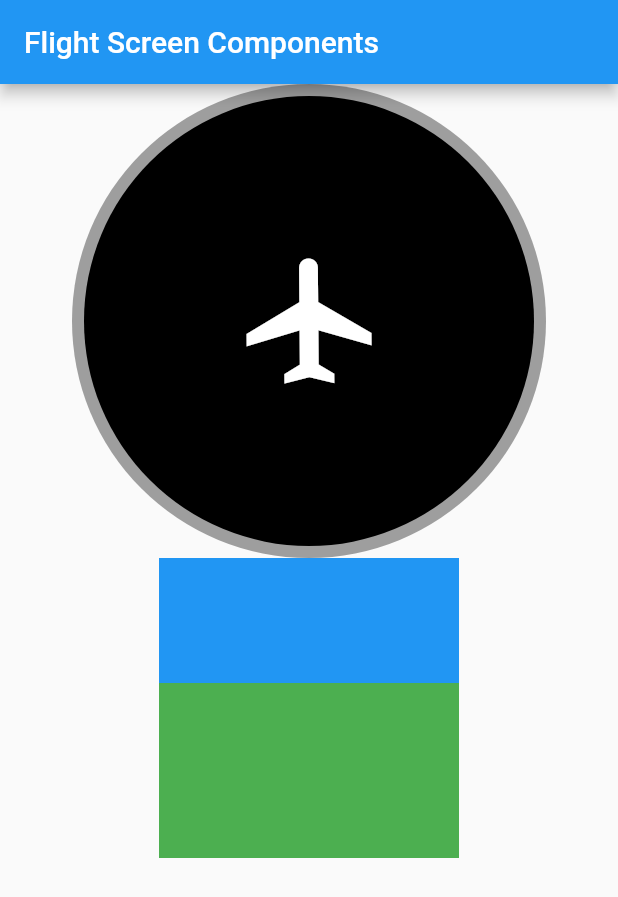
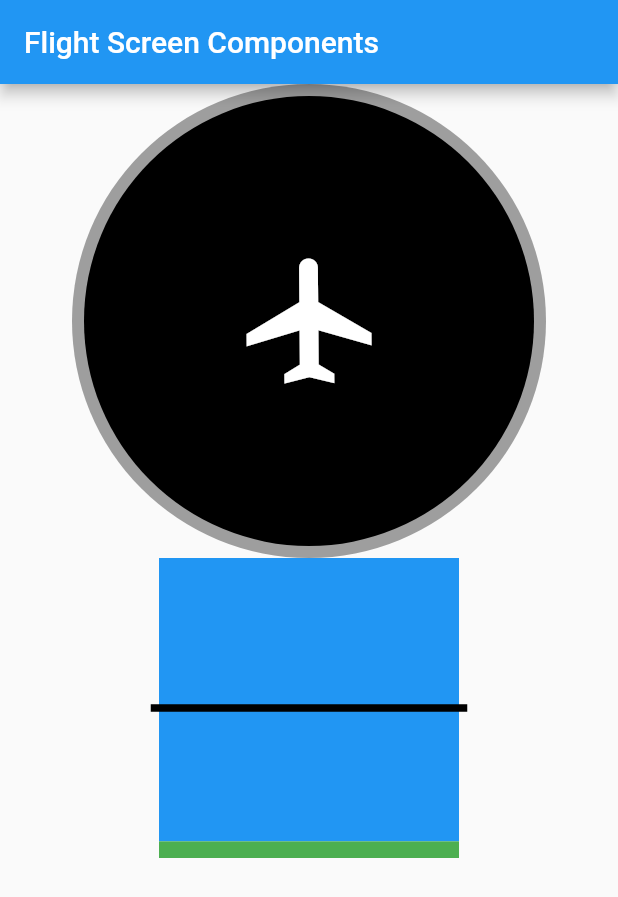
Before and after one commit to harunkurtme/fly_screens, a Flutter app: the screen it shows after launch, on a phone screen of 412 x 824 dp. Shown: the top 897 px of the screen. Run offline on Flutter 3.47's test engine with Material 2 defaults, Android fonts, the phone set to English and light mode, and no system bars.

Commit message:
screen changed

```diff
--- a/example/lib/main.dart
+++ b/example/lib/main.dart
@@ -66,7 +66,7 @@ class _MyAppState extends State<MyApp> {
               //   ..rotateY(1.1),
               // // child: Center(child: Icon(Icons.flight,size: 100,))),
               // child: GyroPosition(boxHeight: 100,boxWidth: 200,sensorXValue: -14.25/128,sensorYValue: 150,)),
-              GyroPosition(boxHeight: 15,boxWidth: 200,sensorXValue: 0,sensorYValue: -15,),
+              GyroPosition(boxHeight: 15,boxWidth: 200,sensorXValue: 0,sensorYValue: 80,),
 
             ],
           )
--- a/lib/core/gyro_position.dart
+++ b/lib/core/gyro_position.dart
@@ -17,12 +17,10 @@ class GyroPosition extends StatelessWidget {
   @override
   Widget build(BuildContext context) {
     return Container(
-      child: AnimatedRotation(
-         duration: Duration(milliseconds: 100),
-      turns:  -( sensorXValue)*(math.pi)/180,// 14.25 val right -14.25 left
       child: Stack(
         children: [
-          Column(
+          Center(
+            child: Column(
               mainAxisAlignment: MainAxisAlignment.center,
               crossAxisAlignment: CrossAxisAlignment.center,
               children: [
@@ -57,22 +55,28 @@ class GyroPosition extends StatelessWidget {
                   )
               ],
             ),
-          // SizedBox(
-          //   child: ListView(
+          ),
+          Positioned(
+            right: 0.5,
+            left: 0.5,
+            bottom: 0.5,
+            top: 0.5,
+            child: AnimatedRotation(
+              duration: Duration(milliseconds: 100),
+              turns:  -( sensorXValue)*(math.pi)/180,// 14.25 val right -14.25 left,
+              child: Divider(
+                endIndent: 100,
+                indent: 100,
+                height: 0,
+                thickness: 5,
+                color: Colors.black,
+              ),
 
-          //     children: [
-          //       Divider(thickness: 4,height: 100,)
-          //     ],
-          //   ),
-          // )
-          // Column(
-          //   children: [
-          //     Divider(thickness: 5,height: 10,)
-          //   ],
-          // )
+            ),
+          )
 
         ],
-      ),),
+      ),
     );
   }
 }
```
Lines whose indentation alone changed are shown as unchanged.
